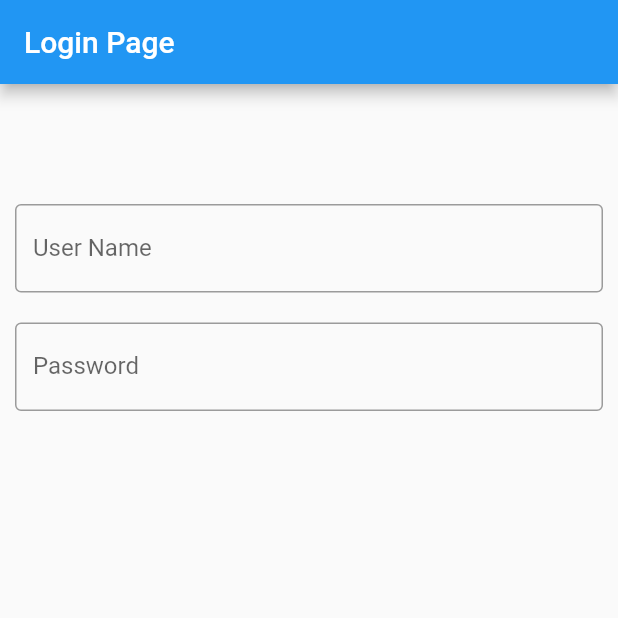
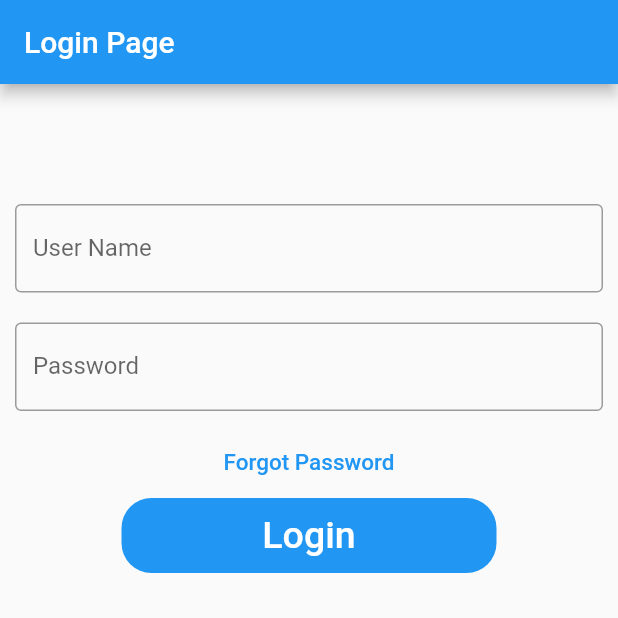
Before and after one commit to Nefesis93/ium_project, a Flutter app: the screen it shows after launch, on a phone screen of 412 x 824 dp, the top half of it. Run offline on Flutter 3.47's test engine with Material 2 defaults, Android fonts, the phone set to English and light mode, and no system bars.

Commit message:
home page temporanea

```diff
--- a/lib/main.dart
+++ b/lib/main.dart
@@ -52,6 +52,28 @@ class LogInPage extends StatelessWidget {
                   hintText: "Enter password"
                 )
               )
+            ),
+            FlatButton(
+              onPressed: () => 0,
+              child: Text(
+                "Forgot Password",
+                style: TextStyle(color: Colors.blue, fontSize: 15),
+              )
+            ),
+            Container(
+              height: 50,
+              width: 250,
+              decoration: BoxDecoration(
+                color: Colors.blue,
+                borderRadius: BorderRadius.circular(20)
+              ),
+              child: FlatButton(
+                onPressed: () => 0,
+                child: Text(
+                  "Login",
+                  style: TextStyle(color: Colors.white, fontSize: 25)
+                )
+              )
             )
           ]
         )
@@ -59,16 +81,3 @@ class LogInPage extends StatelessWidget {
     );
   }
 }
-
-/*
-      appBar: AppBar(
-        title: const Text("prova app"),
-        actions: <Widget>[
-          IconButton(
-            icon: const Icon(Icons.home),
-            tooltip: 'Go to Home Page',
-            onPressed: () => 0,
-          ),
-        ]
-      ),
-*/
```
